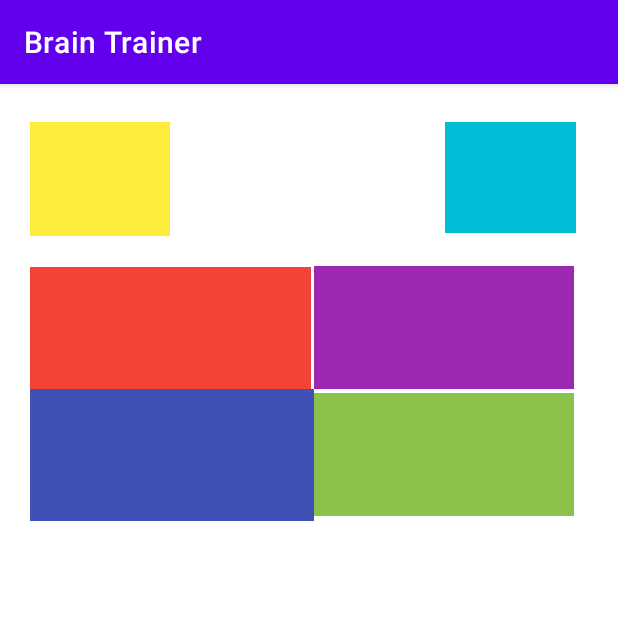
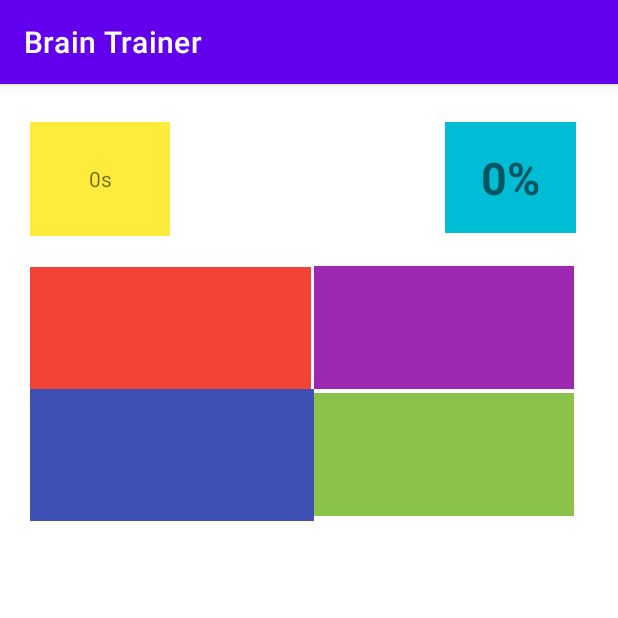
Before and after one commit to EmmanouilRichman/Math-Game, an Android app: the MainActivity screen opened directly, with no data from a screen before it, on a phone screen of 412 x 824 dp, the top half of it. Run offline under Robolectric (Android 15) with nearby library versions, the phone set to English and light mode, and no system bars.

Commit message:
First half done

```diff
--- a/app/src/main/java/com/example/braintrainer/MainActivity.java
+++ b/app/src/main/java/com/example/braintrainer/MainActivity.java
@@ -45,14 +45,13 @@ public class MainActivity extends AppCompatActivity {
         else{
             stop();
         }
+    }
 
-    }
 
 
     public void startGame(){
 
       playing = true;
-       percentageView.setText("0%");
        gameStartStop.setVisibility(View.INVISIBLE);
        gameStartStop.setClickable(false);
 
@@ -90,5 +89,8 @@ public class MainActivity extends AppCompatActivity {
         correctView = (TextView) findViewById(R.id.correctView);
         gameStartStop = (Button) findViewById(R.id.gameStartStop);
         gameStartStop.setText("Play");
+        percentageView.setText("0%");
+        timerView.setText("0s");
+
     }
 }
```
